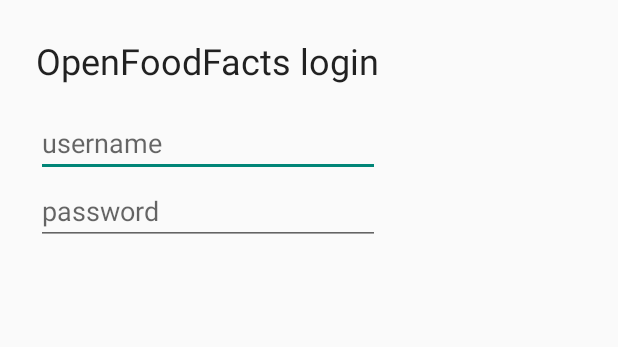
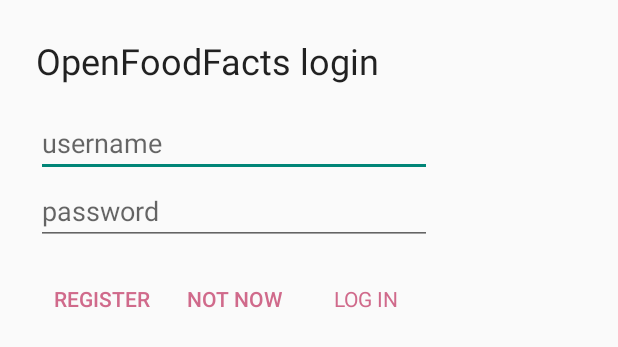
Before and after one commit to ereinecke/Capstone-Project, an Android app: the layout dialog_login.xml on its own in the app's theme, with its tools: preview values and no code run, on a phone screen of 412 x 824 dp. Shown: the top 347 px of the screen. Run offline under Robolectric (Android 15) with nearby library versions, the phone set to English and light mode, and no system bars.

```diff
--- a/app/build.gradle
+++ b/app/build.gradle
@@ -14,7 +14,7 @@ android {
         minSdkVersion 17
         targetSdkVersion 26
         versionCode 4
-        versionName "0.71-alpha"
+        versionName "0.72-alpha"
         testInstrumentationRunner "android.support.test.runner.AndroidJUnitRunner"
     }
 
--- a/app/src/main/java/com/ereinecke/eatsafe/ui/UploadDialog.java
+++ b/app/src/main/java/com/ereinecke/eatsafe/ui/UploadDialog.java
@@ -30,7 +30,7 @@ public class UploadDialog  extends DialogFragment {
     }
 
     // Use this instance of the interface to deliver action events
-    private NoticeDialogListener mListener;
+    private UploadDialogListener mListener;
 
     // Override the Fragment.onAttach() method to instantiate the NoticeDialogListener
     @Override
@@ -39,7 +39,7 @@ public class UploadDialog  extends DialogFragment {
         // Verify that the host context implements the callback interface
         try {
             // Instantiate the NoticeDialogListener so we can send events to the host
-            mListener = (NoticeDialogListener) context;
+            mListener = (UploadDialogListener) context;
         } catch (ClassCastException e) {
             // The context doesn't implement the interface, throw exception
             throw new ClassCastException(context.toString()
@@ -75,7 +75,7 @@ public class UploadDialog  extends DialogFragment {
     * Each method passes the DialogFragment in case the host needs to query it.
     */
    @SuppressWarnings("EmptyMethod")
-   public interface NoticeDialogListener {
+   public interface UploadDialogListener {
         void onDialogPositiveClick(DialogFragment dialog);
         void onDialogNegativeClick(DialogFragment dialog);
     }
--- a/app/src/main/res/layout/dialog_login.xml
+++ b/app/src/main/res/layout/dialog_login.xml
@@ -1,5 +1,6 @@
 <?xml version="1.0" encoding="utf-8"?>
 <LinearLayout xmlns:android="http://schemas.android.com/apk/res/android"
+    xmlns:tools="http://schemas.android.com/tools"
     android:id="@+id/dialog_login"
     android:layout_width="wrap_content"
     android:layout_height="wrap_content"
@@ -38,4 +39,50 @@
         android:hint="@string/password"
         android:inputType="textPassword"
         android:theme="@style/Base.Theme.AppCompat.Light.Dialog" />
+
+    <LinearLayout
+        android:layout_width="match_parent"
+        android:layout_height="wrap_content"
+        android:layout_weight="2"
+        android:paddingBottom="18dp"
+        android:paddingTop="12dp">
+        android:layout_weight="1"
+        android:orientation="horizontal
+
+        <!-- TODO: Button text is invisible!! Buttons work -->
+        <Button
+            android:id="@+id/register"
+            android:layout_width="wrap_content"
+            android:layout_height="wrap_content"
+            android:background="@color/transparent"
+            android:onClick="onRegisterClick"
+            android:textAllCaps="true"
+            android:textColor="@color/colorAccent"
+            android:textSize="14sp"
+            tools:text="@string/register" />
+
+        <Button
+            android:id="@+id/not_now"
+            android:layout_width="wrap_content"
+            android:layout_height="wrap_content"
+            android:background="@color/transparent"
+            android:onClick="onLoginCancelClick"
+            android:textAllCaps="true"
+            android:textColor="@color/colorAccent"
+            android:textSize="14sp"
+            tools:text="@string/cancel_button" />
+
+        <Button
+            android:id="@+id/login"
+            android:layout_width="wrap_content"
+            android:layout_height="wrap_content"
+            android:background="@color/transparent"
+            android:onClick="onLoginClick"
+            android:textAllCaps="true"
+            android:textAppearance="@style/Base.Widget.AppCompat.Button.Borderless"
+            android:textColor="@color/colorAccent"
+            android:textSize="14sp"
+            tools:text="@string/login" />
+    </LinearLayout>
+
 </LinearLayout>
--- a/app/src/main/res/layout/fragment_splash.xml
+++ b/app/src/main/res/layout/fragment_splash.xml
@@ -66,7 +66,9 @@
                 android:paddingStart="@dimen/horizontal_padding"
                 android:paddingTop="@dimen/vertical_padding"
                 android:text="@string/eatsafe_splash_text"
-                android:textAppearance="@style/TextAppearance.AppCompat.Headline" />
+                android:textAlignment="center"
+                android:textAppearance="@style/TextAppearance.AppCompat.Headline"
+                android:textColor="@color/textColorPrimary" />
 
         </LinearLayout>
 
--- a/app/src/main/res/values/strings.xml
+++ b/app/src/main/res/values/strings.xml
@@ -101,5 +101,6 @@
     <string name="about_title">About EatSafe</string>
     <string name="about_text">EatSafe is an open-source project aimed at travelers and expats with dietary restrictions.\nUsing the OpenFoodFacts database (https://openfoodfacts.org), you can scan product labels and get ingredient and nutritional info in your native language. \n\n      Author: Erik Reinecke\n      Version: %1$s\n      Source code: https://github.com/ereinecke/EatSafe\n\nThanks to the following open-source components:\n</string>
     <string name="eatsafe_splash_text">EatSafe tagline and blurb</string>
+    <string name="asset_statements" translatable="false">[{\n  \"relation\": [\"delegate_permission/common.handle_all_urls\"],\n  \"target\": {\n    \"namespace\": \"web\",\n    \"site\": \"https://eatsafe.ereinecke.com\",\n  }\n}]</string>
 
 </resources>
```
Also changed, not shown: app/src/main/AndroidManifest.xml (+29 -13 lines), app/src/main/java/com/ereinecke/eatsafe/MainActivity.java (+29 -5 lines), app/src/main/java/com/ereinecke/eatsafe/ui/LoginDialog.java (+121 -42 lines), app/src/main/res/xml/backup_descriptor.xml (added, +9 -0 lines).
